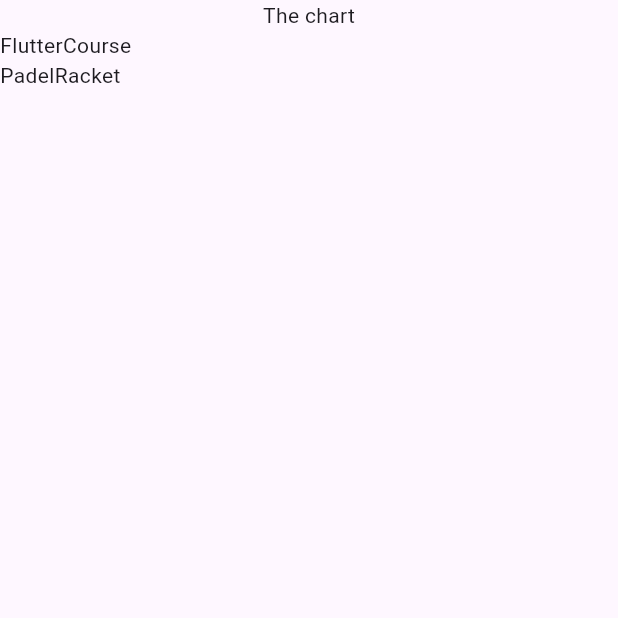
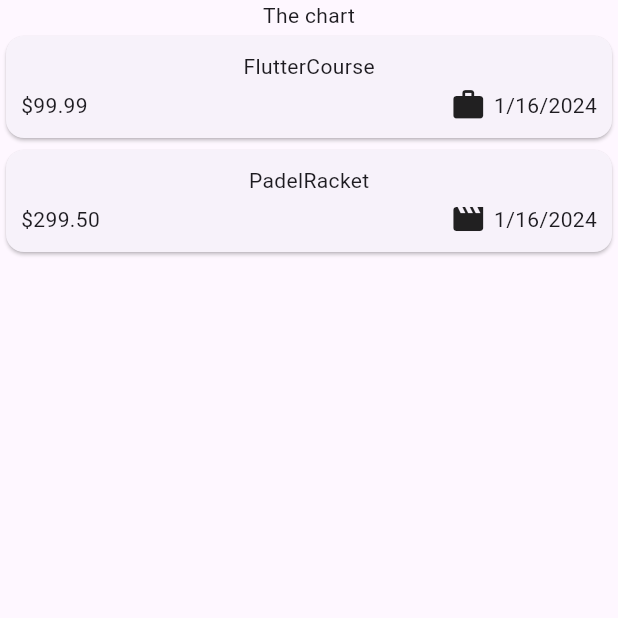
Before and after one commit to TimJonsson/expense_tracker, a Flutter app: the screen it shows after launch, on a phone screen of 412 x 824 dp, the top half of it. Run offline on Flutter 3.47's test engine with Material 3 defaults, Android fonts, the phone set to English and light mode, and no system bars.

Commit message:
Adding expenseItem and looking UI in card way more cleaner

```diff
--- a/lib/expenses.dart
+++ b/lib/expenses.dart
@@ -1,4 +1,4 @@
-import 'package:expense_tracker/expenses_list.dart';
+import 'package:expense_tracker/widgets/expenses_list.dart';
 import 'package:expense_tracker/models/expense.dart';
 import 'package:flutter/material.dart';
 
--- a/lib/models/expense.dart
+++ b/lib/models/expense.dart
@@ -1,10 +1,20 @@
+import 'package:flutter/material.dart';
 import 'package:uuid/uuid.dart';
+import 'package:intl/intl.dart';
 
+final formatter = DateFormat.yMd();
 const uuid = Uuid();
 
 enum Category {
   food, travel, leisure, work
 }
+
+const categoryIcons = {
+  Category.food: Icons.food_bank,
+  Category.travel: Icons.flight_takeoff,
+  Category.leisure: Icons.movie,
+  Category.work: Icons.work
+};
 
 class Expense {
   Expense({required this.title, required this.amount, required this.date, required this.category})
@@ -15,4 +25,8 @@ class Expense {
   final double amount;
   final DateTime date;
   final Category category;
+
+  String get formattedDate {
+    return formatter.format(date);
+  }
 }
--- a/lib/expenses_list.dart
+++ b/lib/widgets/expenses_list.dart
@@ -1,4 +1,5 @@
 import 'package:expense_tracker/models/expense.dart';
+import 'package:expense_tracker/widgets/expenses_list/expense_item.dart';
 import 'package:flutter/material.dart';
 
 class ExpensesList extends StatelessWidget {
@@ -10,7 +11,7 @@ class ExpensesList extends StatelessWidget {
   Widget build(BuildContext context) {
     return ListView.builder(
       itemCount: expenses.length,
-      itemBuilder: (context, index) => Text(expenses[index].title),
+      itemBuilder: (context, index) => ExpenseItem(expense: expenses[index]),
     );
   }
 }
--- /dev/null
+++ b/lib/widgets/expenses_list/expense_item.dart
@@ -0,0 +1,31 @@
+import 'package:expense_tracker/models/expense.dart';
+import 'package:flutter/material.dart';
+
+class ExpenseItem extends StatelessWidget {
+  const ExpenseItem({super.key, required this.expense});
+
+  final Expense expense;
+
+  @override
+  Widget build(BuildContext context) {
+    return Card(
+        child: Padding(
+      padding: const EdgeInsets.symmetric(horizontal: 10, vertical: 10),
+      child: Column(
+        children: [
+          Text(expense.title),
+          const SizedBox(height: 4),
+          Row(children: [
+            Text('\$${expense.amount.toStringAsFixed(2)}'),
+            const Spacer(),
+            Row(children: [
+              Icon(categoryIcons[expense.category]),
+              const SizedBox(width: 5),
+              Text(expense.formattedDate)
+            ],)
+          ],)
+        ],
+      ),
+    ));
+  }
+}
--- a/pubspec.yaml
+++ b/pubspec.yaml
@@ -36,6 +36,7 @@ dependencies:
   # Use with the CupertinoIcons class for iOS style icons.
   cupertino_icons: ^1.0.2
   uuid: ^4.3.3
+  intl: ^0.19.0
 
 dev_dependencies:
   flutter_test:
```
Also changed, not shown: pubspec.lock.
